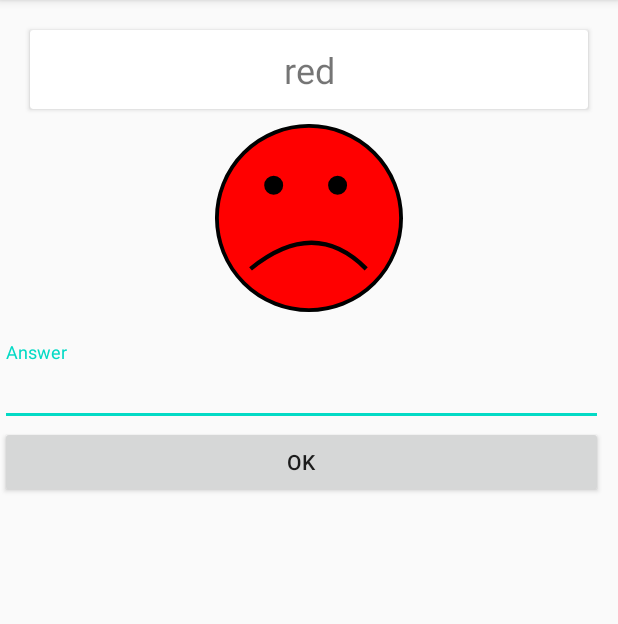
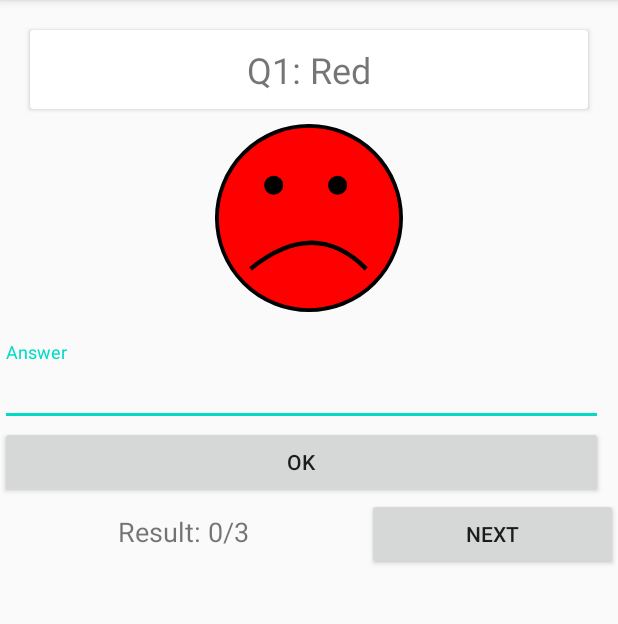
Before and after one commit to uytuan213/TheWizardsFlashcards, an Android app: the PlayActivity screen opened directly, with no data from a screen before it, after a tap on "OK", on a phone screen of 412 x 824 dp, the part 84-708 px from its top. Run offline under Robolectric (Android 15) with nearby library versions, the phone set to English and light mode, and no system bars.

Commit message:
Added result/score, next button

```diff
--- a/app/src/main/java/ca/thewizards/flashcards/PlayActivity.java
+++ b/app/src/main/java/ca/thewizards/flashcards/PlayActivity.java
@@ -26,12 +26,14 @@ public class PlayActivity extends AppCompatActivity {
     private List<Question> questions;
     private TextInputEditText txt_answer;
 
-    private ImageView imageViewFace;
+    private ImageView image_Face;
     private Button btn_ok;
+    private TextView view_Result;
+    private Button btn_next;
 
     private boolean animation;
     private int collectionId;
-    private int curQuestion = 0;
+    private int questionIndex = 0;
     private CardView cardView;
     private TextView txt_question;
 
@@ -61,33 +63,45 @@ public class PlayActivity extends AppCompatActivity {
         application = (FlashcardsApplication)getApplication();
         questions = application.getQuestions(collectionId);
 
-        // Test
-        Question q1 = new Question(1, "red", "What color is apple?", 1);
-        Question q2 = new Question(2, "yellow", "What color is banana?", 1);
+        // Test; TODO: remove later
+        Question q1 = new Question(1, "Red", "What color is apple?", 1);
+        Question q2 = new Question(2, "Yellow", "What color is banana?", 1);
+        Question q3 = new Question(3, "Blue", "What color is sky?", 1);
         questions.add(q1);
         questions.add(q2);
+        questions.add(q3);
 
         totalQuestion = questions.size();
+        totalCorrect = 0;
 
         if (totalQuestion > 0){
             txt_answer = findViewById(R.id.txt_answer);
             txt_question = findViewById(R.id.txt_question);
 
-            imageViewFace = findViewById(R.id.image_Face);
+            image_Face = findViewById(R.id.image_Face);
             btn_ok = findViewById(R.id.btn_ok);
             cardView = findViewById(R.id.question_card_view);
+            btn_next = findViewById(R.id.btn_next);
+            view_Result = findViewById(R.id.view_result);
+            view_Result.setText("Result: " + totalCorrect + "/" + totalQuestion);
 
             btn_ok.setOnClickListener(handleClick());
-            txt_question.setText(questions.get(curQuestion).getQuestion());
+            btn_next.setOnClickListener(handleClick());
+            displayQuestion(txt_question, questionIndex);
         }
+    }
+
+    private void displayQuestion(TextView txt, int questionIndex){
+        int questionNo = questionIndex + 1;
+        txt.setText("Q" + questionNo + ": " + questions.get(questionIndex).getQuestion());
     }
 
     View.OnClickListener handleClick(){
         return new View.OnClickListener() {
             @Override
             public void onClick(View v) {
-                Toast.makeText(PlayActivity.this, "button clicked", Toast.LENGTH_SHORT).show();
-
+            switch (v.getId()){
+                case R.id.btn_ok:
                     // Animation effect
                     if (animation){
                         cardView.animate().withLayer()
@@ -96,7 +110,8 @@ public class PlayActivity extends AppCompatActivity {
                             .withEndAction(
                                 new Runnable() {
                                     @Override public void run() {
-                                            txt_question.setText(questions.get(curQuestion).getAnswer());
+                                    txt_question.setText("Q" + (questionIndex + 1) + ": " +
+                                            questions.get(questionIndex).getAnswer());
 
                                     // second quarter turn
                                     cardView.setRotationY(-90);
@@ -109,28 +124,39 @@ public class PlayActivity extends AppCompatActivity {
                             ).start();
                     }
                     else {
-                    txt_question.setText(questions.get(curQuestion).getAnswer());
+                        txt_question.setText("Q" + (questionIndex + 1) + ": " +
+                                questions.get(questionIndex).getAnswer());
                     }
 
                     // happy face and sad face
                     String answerInput = txt_answer.getText().toString().toLowerCase();
-
-                // TODO: check correct answer from database
-                String answerCorrect = "right".toLowerCase(); // test
-
-                Toast.makeText(PlayActivity.this, answerInput + "=" + answerCorrect, Toast.LENGTH_SHORT).show();
+                    String answerCorrect = questions.get(questionIndex).getAnswer().toLowerCase();
 
                     if(answerCorrect.equals(answerInput)){
-                    imageViewFace.setImageResource(R.drawable.ic_happy_face);
+                        image_Face.setImageResource(R.drawable.ic_happy_face);
+
+                        totalCorrect++;
                     }
                     else{
-                    imageViewFace.setImageResource(R.drawable.ic_sad_face);
+                        image_Face.setImageResource(R.drawable.ic_sad_face);
                     }
 
+                    // display the result
+                    view_Result.setText("Result: " + totalCorrect + "/" + totalQuestion);
 
-                // display the result
+                    // show btn_next
+                    if(totalQuestion != (questionIndex + 1)){
+                        btn_next.setVisibility(View.VISIBLE);
+                    }
+                    questionIndex++;
 
-                // skip to next question
+                    break;
+                case R.id.btn_next:
+                    txt_answer.setText("");
+                    btn_next.setVisibility(View.INVISIBLE);
+                    displayQuestion(txt_question, questionIndex);
+                    break;
+            }
             }
         };
     }
--- a/app/src/main/res/layout/activity_play.xml
+++ b/app/src/main/res/layout/activity_play.xml
@@ -81,6 +81,31 @@
                     android:text="@string/play_OK" />
             </com.google.android.material.textfield.TextInputLayout>
 
+            <LinearLayout
+                android:id="@+id/result_layout"
+                android:layout_width="match_parent"
+                android:layout_height="match_parent"
+                android:orientation="horizontal">
+
+                <TextView
+                    android:id="@+id/view_result"
+                    android:layout_width="wrap_content"
+                    android:layout_height="wrap_content"
+                    android:layout_weight="2"
+                    android:text="@string/play_result"
+                    android:textAlignment="center"
+                    android:textSize="18sp" />
+
+                <Button
+                    android:id="@+id/btn_next"
+                    android:layout_width="wrap_content"
+                    android:layout_height="wrap_content"
+                    android:layout_weight="1"
+                    android:text="@string/play_next"
+                    android:visibility="invisible" />
+            </LinearLayout>
+
         </LinearLayout>
     </ScrollView>
+
 </androidx.constraintlayout.widget.ConstraintLayout>
--- a/app/src/main/res/values/strings.xml
+++ b/app/src/main/res/values/strings.xml
@@ -25,7 +25,8 @@
     <!-- Play Activity -->
     <string name="play_answer">Answer</string>
     <string name="play_OK">OK</string>
-
+    <string name="play_next">Next</string>
+    <string name="play_result">Result:</string>
 
     <!-- Preference Titles -->
     <string name="appearance_header">Appearance</string>
```
Lines whose indentation alone changed are shown as unchanged.
